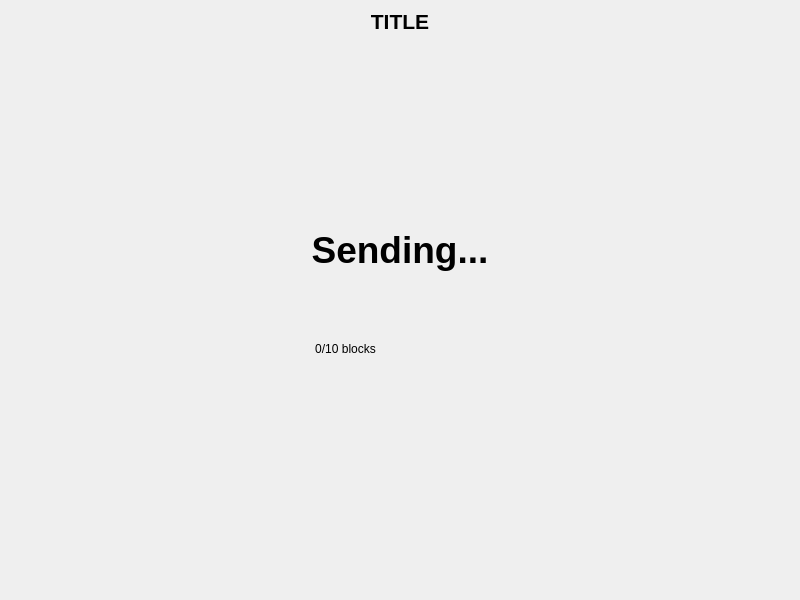
Qt form mainwindow.ui (DiosDelRayo/XmrSignerCompanion) before a commit.
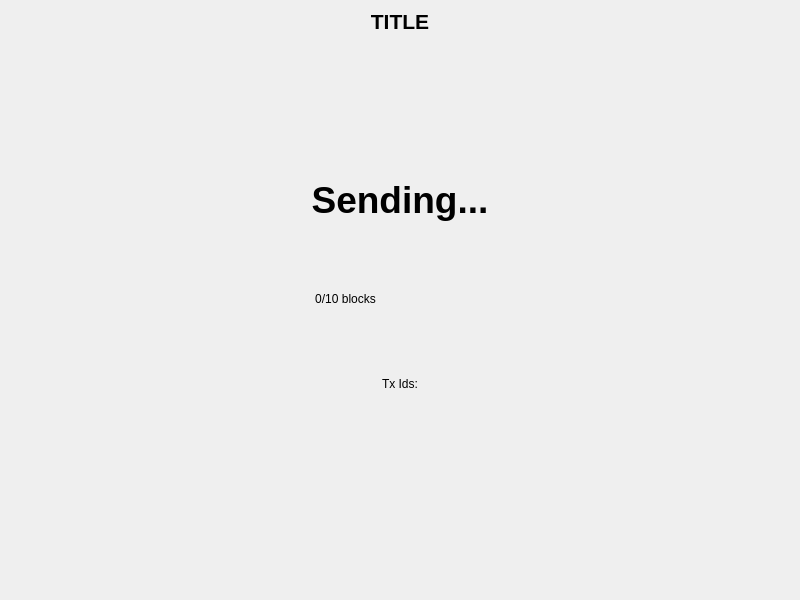
The same form after that commit. The open tabs and pages were chosen to show the change. Icons and pictures are not drawn. Custom widgets are drawn as their Qt base class.

Commit message: tracking transaction

The edit to the form file:
```diff
--- a/mainwindow.ui
+++ b/mainwindow.ui
@@ -1122,6 +1122,9 @@
               </item>
               <item>
                <widget class="QLabel" name="done">
+                <property name="enabled">
+                 <bool>false</bool>
+                </property>
                 <property name="minimumSize">
                  <size>
                   <width>64</width>
@@ -1169,6 +1172,48 @@
               </item>
              </layout>
             </item>
+            <item>
+             <spacer name="verticalSpacer_20">
+              <property name="orientation">
+               <enum>Qt::Vertical</enum>
+              </property>
+              <property name="sizeType">
+               <enum>QSizePolicy::Minimum</enum>
+              </property>
+              <property name="sizeHint" stdset="0">
+               <size>
+                <width>20</width>
+                <height>40</height>
+               </size>
+              </property>
+             </spacer>
+            </item>
+            <item>
+             <widget class="QLabel" name="txids">
+              <property name="text">
+               <string>Tx Ids:</string>
+              </property>
+              <property name="alignment">
+               <set>Qt::AlignCenter</set>
+              </property>
+             </widget>
+            </item>
+            <item>
+             <spacer name="verticalSpacer_21">
+              <property name="orientation">
+               <enum>Qt::Vertical</enum>
+              </property>
+              <property name="sizeType">
+               <enum>QSizePolicy::Minimum</enum>
+              </property>
+              <property name="sizeHint" stdset="0">
+               <size>
+                <width>20</width>
+                <height>40</height>
+               </size>
+              </property>
+             </spacer>
+            </item>
            </layout>
           </item>
          </layout>
```
Left out of the diff: 26 changed lines with no effect on the pictures.
